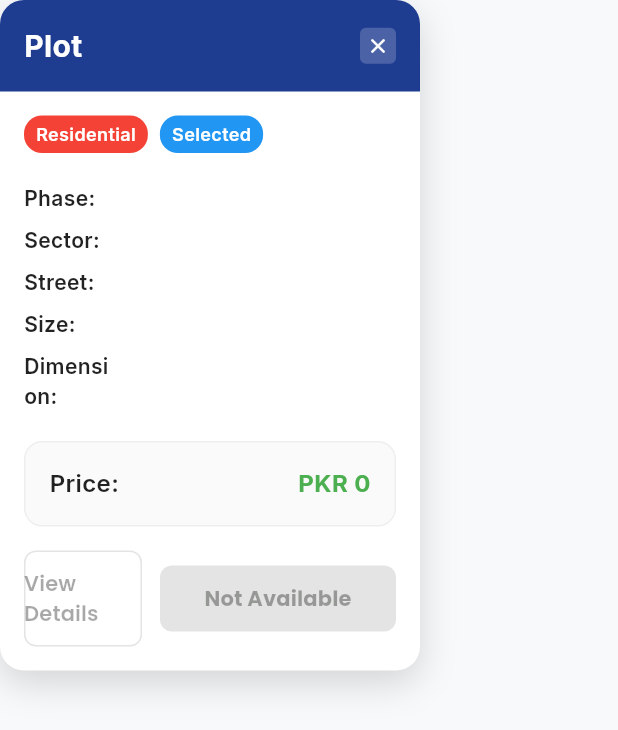
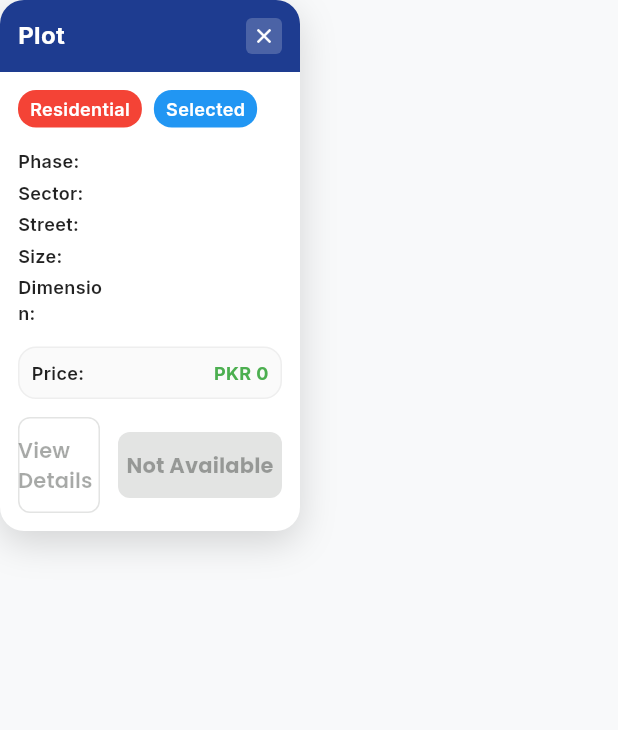
Before and after one commit to Nazare-imam38/DHA_App, a Flutter app: the EnhancedPlotInfoCard widget shown alone on an empty page, opened directly with empty values, on a phone screen of 412 x 824 dp. Shown: the top 730 px of the screen. Run offline on Flutter 3.47's test engine with Material 3 defaults, Android fonts, the phone set to English and light mode, and no system bars; our stand-ins replace flutter_map, geolocator, google_fonts, latlong2, permission_handler, photo_view and 1 more; accounts and stored records are empty; network calls fail.

Commit message:
Map plot info card: attach to polygon center; compact square UI; safe screen coord conversion; zoom and popup sizing; HTML renderer meta for web dev

```diff
--- a/lib/ui/widgets/enhanced_plot_info_card.dart
+++ b/lib/ui/widgets/enhanced_plot_info_card.dart
@@ -19,7 +19,7 @@ class EnhancedPlotInfoCard extends StatelessWidget {
   @override
   Widget build(BuildContext context) {
     return Container(
-      width: 280,
+      width: 200,
       decoration: BoxDecoration(
         color: Colors.white,
         borderRadius: BorderRadius.circular(16),
@@ -52,7 +52,7 @@ class EnhancedPlotInfoCard extends StatelessWidget {
 
   Widget _buildHeader() {
     return Container(
-      padding: const EdgeInsets.all(16),
+      padding: const EdgeInsets.all(12),
       decoration: const BoxDecoration(
         color: Color(0xFF1E3C90),
         borderRadius: BorderRadius.only(
@@ -65,7 +65,7 @@ class EnhancedPlotInfoCard extends StatelessWidget {
           Text(
             'Plot ${plot.plotNo}',
             style: const TextStyle(
-              fontSize: 20,
+              fontSize: 16,
               fontWeight: FontWeight.bold,
               color: Colors.white,
             ),
@@ -93,7 +93,7 @@ class EnhancedPlotInfoCard extends StatelessWidget {
 
   Widget _buildPlotDetails() {
     return Padding(
-      padding: const EdgeInsets.all(16),
+      padding: const EdgeInsets.all(12),
       child: Column(
         children: [
           // Status tags row
@@ -105,7 +105,7 @@ class EnhancedPlotInfoCard extends StatelessWidget {
             ],
           ),
 
-          const SizedBox(height: 16),
+          const SizedBox(height: 12),
 
           // Plot information
           _buildInfoRow('Phase', plot.phase),
@@ -139,7 +139,7 @@ class EnhancedPlotInfoCard extends StatelessWidget {
 
   Widget _buildInfoRow(String label, String value) {
     return Padding(
-      padding: const EdgeInsets.symmetric(vertical: 4),
+      padding: const EdgeInsets.symmetric(vertical: 2),
       child: Row(
         children: [
           SizedBox(
@@ -147,7 +147,7 @@ class EnhancedPlotInfoCard extends StatelessWidget {
             child: Text(
               '$label:',
               style: const TextStyle(
-                fontSize: 14,
+                fontSize: 12,
                 fontWeight: FontWeight.w600,
                 color: Colors.black87,
               ),
@@ -158,7 +158,7 @@ class EnhancedPlotInfoCard extends StatelessWidget {
             child: Text(
               value,
               style: const TextStyle(
-                fontSize: 14,
+                fontSize: 12,
                 color: Colors.black54,
               ),
             ),
@@ -170,8 +170,8 @@ class EnhancedPlotInfoCard extends StatelessWidget {
 
   Widget _buildPriceSection() {
     return Container(
-      margin: const EdgeInsets.symmetric(horizontal: 16),
-      padding: const EdgeInsets.all(16),
+      margin: const EdgeInsets.symmetric(horizontal: 12),
+      padding: const EdgeInsets.all(8),
       decoration: BoxDecoration(
         color: Colors.grey[50],
         borderRadius: BorderRadius.circular(12),
@@ -185,7 +185,7 @@ class EnhancedPlotInfoCard extends StatelessWidget {
               const Text(
                 'Price:',
                 style: TextStyle(
-                  fontSize: 16,
+                  fontSize: 12,
                   fontWeight: FontWeight.w600,
                   color: Colors.black87,
                 ),
@@ -193,7 +193,7 @@ class EnhancedPlotInfoCard extends StatelessWidget {
               Text(
                 'PKR ${_formatPrice(double.tryParse(plot.basePrice) ?? 0)}',
                 style: const TextStyle(
-                  fontSize: 16,
+                  fontSize: 12,
                   fontWeight: FontWeight.bold,
                   color: Colors.green,
                 ),
@@ -207,7 +207,7 @@ class EnhancedPlotInfoCard extends StatelessWidget {
 
   Widget _buildActionButtons() {
     return Padding(
-      padding: const EdgeInsets.all(16),
+      padding: const EdgeInsets.all(12),
       child: Row(
         children: [
           Expanded(
```
Also changed, not shown: lib/screens/projects_screen_instant.dart (+86 -38 lines), 1 other file.
